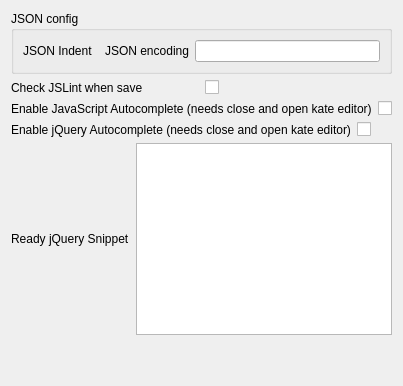
Qt form addons/kate/pate/src/plugins/js_utils/js_utils.ui (KDE/kate) before a commit.
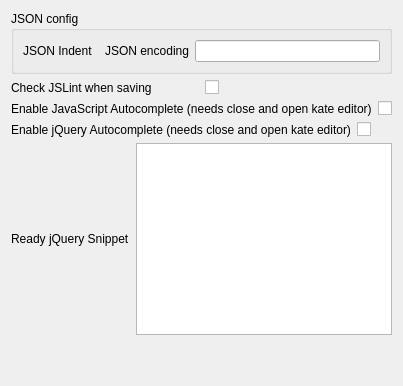
The same form after that commit. Custom widgets are drawn as their Qt base class.

What changed in the file:
```diff
--- a/addons/kate/pate/src/plugins/js_utils/js_utils.ui
+++ b/addons/kate/pate/src/plugins/js_utils/js_utils.ui
@@ -47,7 +47,7 @@
                             <item>
                                 <widget class="QLabel" name="label">
                                     <property name="text">
-                                        <string>Check JSLint when save</string>
+                                        <string>Check JSLint when saving</string>
                                     </property>
                                 </widget>
                             </item>
```
